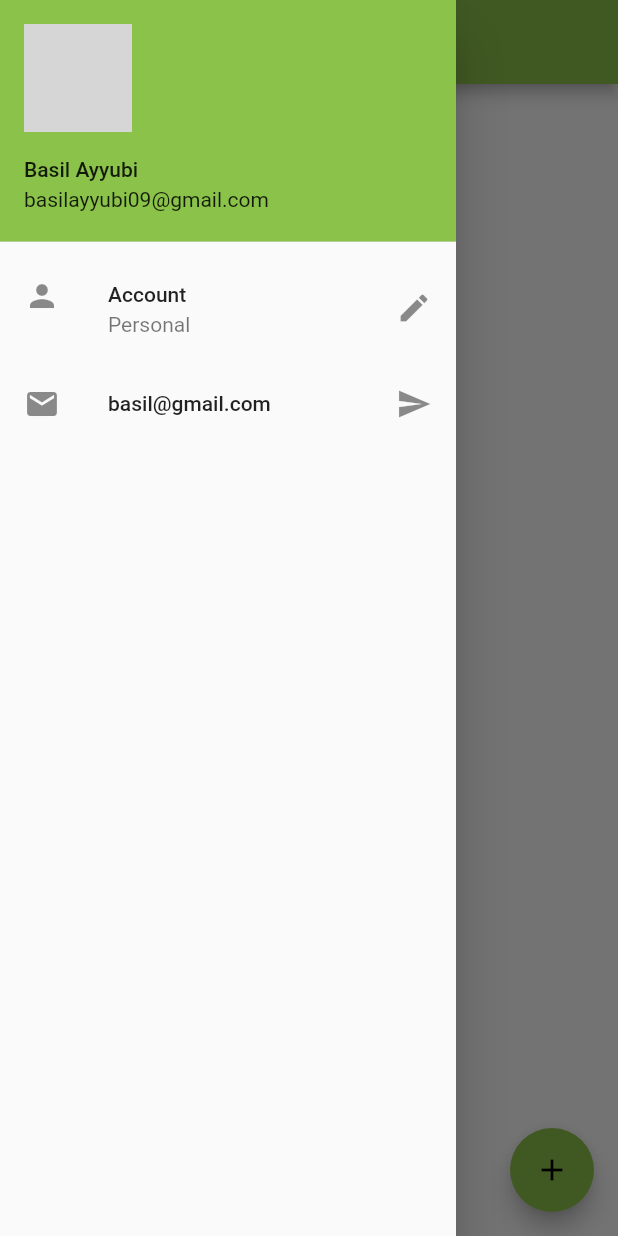
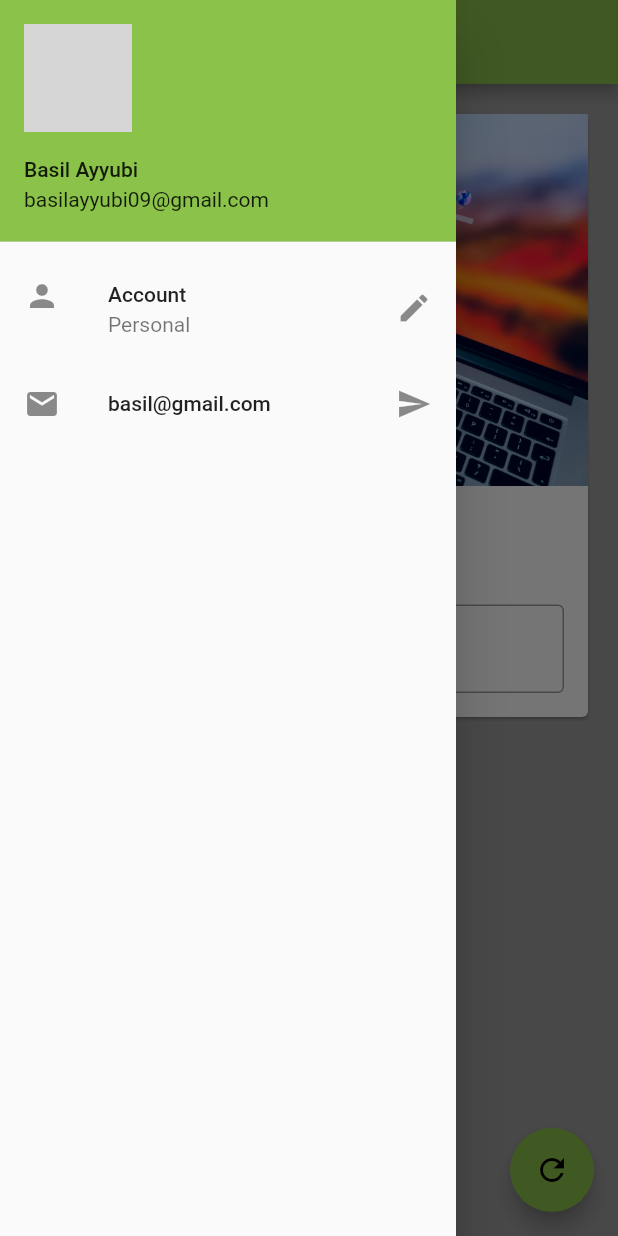
Before and after one commit to basilayyubi09/widgets_practise, a Flutter app: the screen it shows after launch, with the side drawer open, on a phone screen of 412 x 824 dp. Run offline on Flutter 3.47's test engine with Material 2 defaults, Android fonts, the light colour scheme and no system bars; network calls fail; grey boxes are pictures that could not be loaded.

Commit message:
Chapter 4 Completed

```diff
--- a/lib/Styles/MyTextStyle.dart
+++ b/lib/Styles/MyTextStyle.dart
@@ -1,10 +1,9 @@
 import 'package:flutter/material.dart';
 
-class MyTextStyle{
+class MyTextStyle {
   static const TextStyle customStyle = TextStyle(
       color: Colors.green,
       fontWeight: FontWeight.w900,
-      fontStyle: FontStyle.italic
-  );
+      fontStyle: FontStyle.italic);
 }
 //
--- a/lib/Utils.dart
+++ b/lib/Utils.dart
@@ -1,4 +1,4 @@
-import 'package:flutter/material.dart';
-class Cons{
-   static String imageUrl = "https://images.unsplash.com/photo-1494790108377-be9c29b29330?ixlib=rb-1.2.1&ixid=MnwxMjA3fDB8MHxzZWFyY2h8Mnx8cHJvZmlsZXxlbnwwfHwwfHw%3D&auto=format&fit=crop&w=500&q=60";
+class Cons {
+  static String imageUrl =
+      "https://images.unsplash.com/photo-1494790108377-be9c29b29330?ixlib=rb-1.2.1&ixid=MnwxMjA3fDB8MHxzZWFyY2h8Mnx8cHJvZmlsZXxlbnwwfHwwfHw%3D&auto=format&fit=crop&w=500&q=60";
 }
--- a/lib/main.dart
+++ b/lib/main.dart
@@ -1,6 +1,5 @@
 import 'package:flutter/material.dart';
-
-import 'Utils.dart';
+import 'package:widgets_practise/pages/HomePage.dart';
 
 void main() {
   runApp(
@@ -12,48 +11,6 @@ void main() {
       ),
     ),
   );
-}
-
-class MyApp extends StatelessWidget {
-  const MyApp({Key? key}) : super(key: key);
-
-  @override
-  Widget build(BuildContext context) {
-    return Scaffold(
-      appBar: AppBar(
-        title: const Text('Widget Practise'),
-      ),
-      body: Container(),
-      floatingActionButton: FloatingActionButton(
-        onPressed: () {},
-        child: const Icon(Icons.add),
-      ),
-      drawer: Drawer(
-        child: ListView(
-          children: <Widget>[
-            UserAccountsDrawerHeader(
-              accountName: const Text('Basil Ayyubi'),
-              accountEmail: const Text('basilayyubi09@gmail.com'),
-              currentAccountPicture:
-                  CircleAvatar(backgroundImage: NetworkImage(Cons.imageUrl),),
-            ),
-
-            const ListTile(
-              leading: Icon(Icons.person),
-              title: Text('Account'),
-              subtitle: Text('Personal'),
-              trailing: Icon(Icons.edit),
-            ),
-            const ListTile(
-              leading: Icon(Icons.email),
-              title: Text('basil@gmail.com'),
-              trailing: Icon(Icons.send),
-            )
-          ],
-        ),
-      ),
-    );
-  }
 }
 
 //Row with textspan
--- /dev/null
+++ b/lib/pages/HomePage.dart
@@ -0,0 +1,67 @@
+import 'package:flutter/material.dart';
+
+import '../widgets/MyDrawer.dart';
+class MyApp extends StatefulWidget {
+  const MyApp({Key? key}) : super(key: key);
+
+  @override
+  State<MyApp> createState() => _MyAppState();
+}
+
+class _MyAppState extends State<MyApp> {
+  TextEditingController myController = TextEditingController();
+  var changeMeText = "Change Me";
+
+  @override
+  Widget build(BuildContext context) {
+    return Scaffold(
+      backgroundColor: Colors.grey,
+      appBar: AppBar(
+        title: const Text('Widget Practise'),
+      ),
+      body: Padding(
+        padding: const EdgeInsets.all(16.0),
+        child: SingleChildScrollView(
+          child: Card(
+            child: Column(
+              children: [
+                Image.asset(
+                  "assets/bg.jpg",
+                  fit: BoxFit.contain,
+                ),
+                const SizedBox(
+                  height: 20,
+                ),
+                Text(
+                  changeMeText,
+                  style: const TextStyle(fontSize: 20),
+                ),
+                const SizedBox(
+                  height: 20,
+                ),
+                Padding(
+                  padding: const EdgeInsets.all(16.0),
+                  child: TextField(
+                    controller: myController,
+                    decoration: const InputDecoration(
+                        hintText: 'Enter Something Here',
+                        labelText: 'Name',
+                        border: OutlineInputBorder()),
+                  ),
+                )
+              ],
+            ),
+          ),
+        ),
+      ),
+      floatingActionButton: FloatingActionButton(
+        onPressed: () {
+          changeMeText = myController.text;
+          setState(() {});
+        },
+        child: const Icon(Icons.refresh),
+      ),
+      drawer:const MyDrawer(),
+    );
+  }
+}
--- /dev/null
+++ b/lib/widgets/MyDrawer.dart
@@ -0,0 +1,35 @@
+import 'package:flutter/material.dart';
+
+import '../Utils.dart';
+
+class MyDrawer extends StatelessWidget {
+  const MyDrawer({Key? key}) : super(key: key);
+
+  @override
+  Widget build(BuildContext context) {
+    return Drawer(
+      child: ListView(
+        children: <Widget>[
+          UserAccountsDrawerHeader(
+            accountName: const Text('Basil Ayyubi'),
+            accountEmail: const Text('basilayyubi09@gmail.com'),
+            currentAccountPicture: CircleAvatar(
+              backgroundImage: NetworkImage(Cons.imageUrl),
+            ),
+          ),
+          const ListTile(
+            leading: Icon(Icons.person),
+            title: Text('Account'),
+            subtitle: Text('Personal'),
+            trailing: Icon(Icons.edit),
+          ),
+          const ListTile(
+            leading: Icon(Icons.email),
+            title: Text('basil@gmail.com'),
+            trailing: Icon(Icons.send),
+          )
+        ],
+      ),
+    );
+  }
+}
--- a/pubspec.yaml
+++ b/pubspec.yaml
@@ -60,8 +60,8 @@ flutter:
   uses-material-design: true
 
   # To add assets to your application, add an assets section, like this:
-  # assets:
-  #   - images/a_dot_burr.jpeg
+  assets:
+     - assets/
   #   - images/a_dot_ham.jpeg
 
   # An image asset can refer to one or more resolution-specific "variants", see
```
Also changed, not shown: assets/bg.jpg (added), 1 other file.
